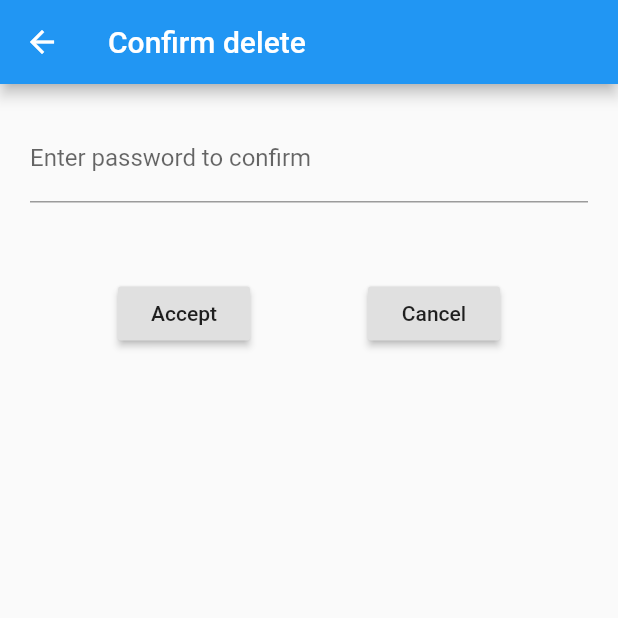
After one commit to sartorinahuel/flutter_firebase_cc, a Flutter app: the ConfirmDeletePage screen opened directly, on a phone screen of 412 x 824 dp, the top half of it. The commit adds this screen. Run offline on Flutter 3.47's test engine with Material 2 defaults, Android fonts, the light colour scheme and no system bars; our stand-ins replace bloc, cloud_firestore, firebase_auth, firebase_core, flutter_bloc; missing offline and left inert: cloud_firestore_web, firebase_auth_web, firebase_core_web, flutter_facebook_auth; accounts and stored records are empty; network calls fail.

Commit message:
delete user

```diff
--- a/lib/data/repositories/user_repository/firebase_user_repository.dart
+++ b/lib/data/repositories/user_repository/firebase_user_repository.dart
@@ -14,13 +14,25 @@ class FirebaseUserRepo extends UserRepository {
   AppUser get currentUser => this._currentUser;
 
   @override
-  Future<void> deleteUser() async {
-    //TODO reauth to delete
+  Future<void> deleteUser(String password) async {
     try {
+      // Create a credential
+      EmailAuthCredential credential = EmailAuthProvider.credential(
+          email: _currentUser.email, password: password);
+
+      // Reauthenticate
+      await FirebaseAuth.instance.currentUser
+          .reauthenticateWithCredential(credential);
+      //delete user data
       await datastoreRepo.deleteDocument('users', _currentUser.uid);
+
+      //delete user account
       await authService.deleteUser(_currentUser.uid);
+
+      //Clean user bloc data
       _currentUser = AppUser();
-      this.userStreamController.add(_currentUser);
+      // this.userStreamController.add(_currentUser);
+
     } on AppError catch (appError) {
       throw appError;
     } catch (e) {
--- a/lib/data/repositories/user_repository/http_user_repository.dart
+++ b/lib/data/repositories/user_repository/http_user_repository.dart
@@ -42,7 +42,7 @@ class HttpUserRepo extends UserRepository {
   }
 
   @override
-  Future<void> deleteUser() {
+  Future<void> deleteUser(String password) {
     // TODO: implement deleteUser
     throw UnimplementedError();
   }
--- a/lib/data/services/auth/firebase_auth_service.dart
+++ b/lib/data/services/auth/firebase_auth_service.dart
@@ -78,7 +78,6 @@ class FirebaseAuthService extends AuthService {
       await FirebaseAuth.instance.currentUser.delete();
     } on FirebaseAuthException catch (e) {
       if (e.code == 'requires-recent-login') {
-        //TODO Handle this error
         print(
             'The user must reauthenticate before this operation can be executed.');
       }
--- a/lib/domain/blocs/user/user_event.dart
+++ b/lib/domain/blocs/user/user_event.dart
@@ -35,7 +35,11 @@ class UserUpdateBirthdayEvent extends UserEvent {
   UserUpdateBirthdayEvent(this.newBirthday);
 }
 
-class UserDeleteUserEvent extends UserEvent {}
+class UserDeleteUserEvent extends UserEvent {
+  final String password;
+
+  UserDeleteUserEvent(this.password);
+}
 
 class UserLogoutEvent extends UserEvent {}
 
--- a/lib/domain/repositories/user_repository.dart
+++ b/lib/domain/repositories/user_repository.dart
@@ -28,7 +28,7 @@ abstract class UserRepository {
 
   Future<void> updateProfilePicUrl(String newProfilePicUrl);
 
-  Future<void> deleteUser();
+  Future<void> deleteUser(String password);
 
   Future<void> logoutUser();
 
--- a/lib/main.dart
+++ b/lib/main.dart
@@ -43,7 +43,7 @@ class MyApp extends StatelessWidget {
             if (snapshot.connectionState == ConnectionState.done) {
               return MultiBlocProvider(
                 providers: [
-                  BlocProvider(create: (context) => UserBloc()),
+                  BlocProvider(create: (context) => UserBloc(context)),
                   BlocProvider(create: (context) => AuthBloc(context)),
                 ],
                 child: InitPage(),
--- a/lib/ui/pages/change_password_page.dart
+++ b/lib/ui/pages/change_password_page.dart
@@ -54,7 +54,7 @@ class ChangePasswordPage extends StatelessWidget {
                       BlocProvider.of<UserBloc>(context).add(
                           UserChangePasswordEvent(_newPasswordController.text,
                               _oldPasswordController.text));
-                      password = _newPasswordController.text;
+
                       Navigator.pop(context);
                     }
                   },
--- /dev/null
+++ b/lib/ui/pages/confirm_delete_user_page.dart
@@ -0,0 +1,51 @@
+import 'package:flutter/material.dart';
+import 'package:flutter_bloc/flutter_bloc.dart';
+import 'package:flutter_firebase_cc/domain/blocs/auth/auth_bloc.dart';
+
+import 'package:flutter_firebase_cc/domain/blocs/user/user_bloc.dart';
+
+class ConfirmDeletePage extends StatelessWidget {
+  @override
+  Widget build(BuildContext context) {
+    final _oldPasswordController = TextEditingController();
+
+    return Scaffold(
+      appBar: AppBar(title: Text('Confirm delete')),
+      body: SingleChildScrollView(
+        child: Column(
+          crossAxisAlignment: CrossAxisAlignment.center,
+          mainAxisAlignment: MainAxisAlignment.center,
+          children: [
+            Padding(
+              padding: const EdgeInsets.all(20),
+              child: TextField(
+                decoration: InputDecoration(labelText: 'Enter password to confirm'),
+                controller: _oldPasswordController,
+              ),
+            ),
+            SizedBox(height: 30),
+            Row(
+              mainAxisAlignment: MainAxisAlignment.spaceEvenly,
+              children: [
+                RaisedButton(
+                  onPressed: () {
+                    BlocProvider.of<UserBloc>(context)
+                        .add(UserDeleteUserEvent(_oldPasswordController.text));
+                    Navigator.of(context).pop();
+                  },
+                  child: Text('Accept'),
+                ),
+                RaisedButton(
+                  onPressed: () {
+                    Navigator.pop(context);
+                  },
+                  child: Text('Cancel'),
+                ),
+              ],
+            ),
+          ],
+        ),
+      ),
+    );
+  }
+}
```
Also changed, not shown: lib/domain/blocs/user/user_bloc.dart (+13 -8 lines), lib/ui/pages/home_page.dart (+15 -1 lines).
